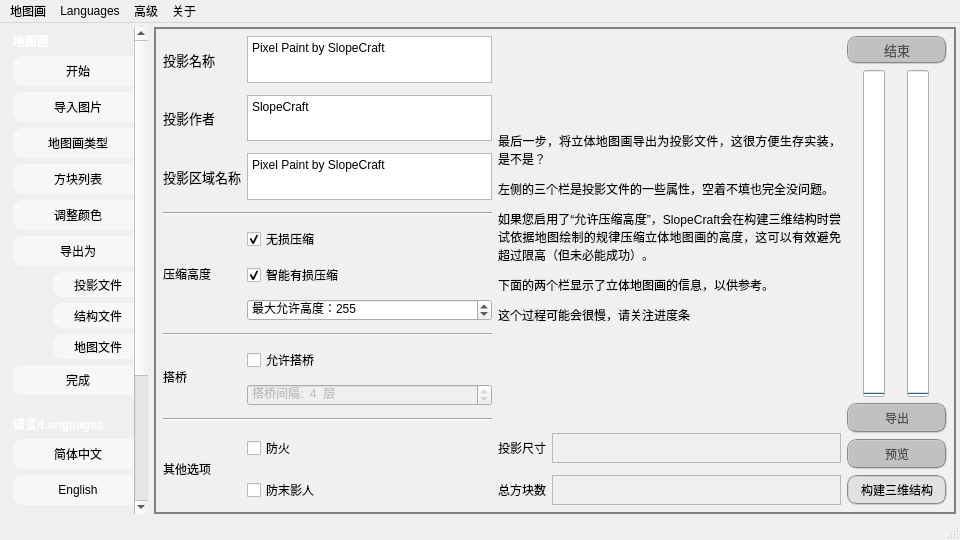
This is SlopeCraftMain/others/mainwindow.ui in SlopeCraft/SlopeCraft as Qt 5 draws it before an edit. The edited form follows.
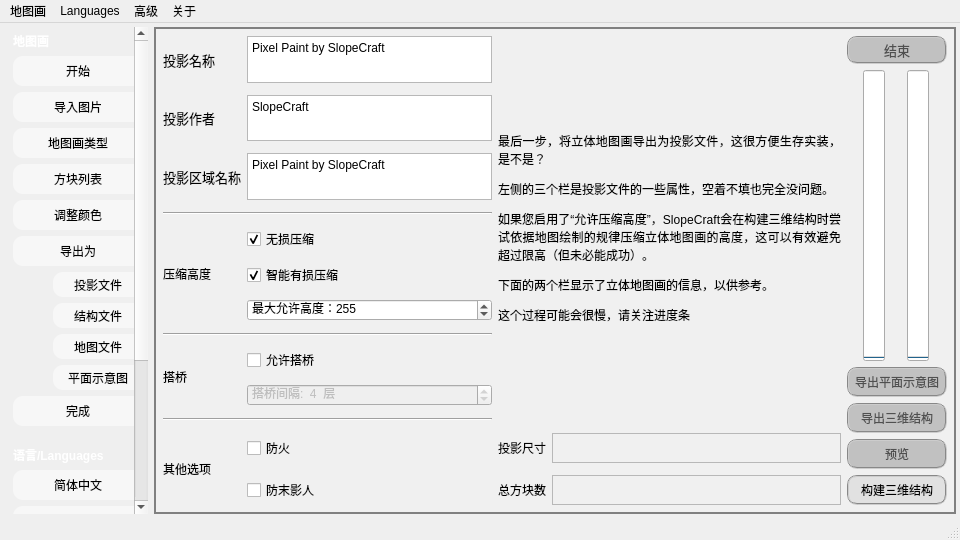
This is the edited form. The open tabs and pages were chosen to show the change. Icons and pictures are not drawn.

What changed in the file:
```diff
--- a/SlopeCraftMain/others/mainwindow.ui
+++ b/SlopeCraftMain/others/mainwindow.ui
@@ -160,7 +160,7 @@
          <x>0</x>
          <y>0</y>
          <width>152</width>
-         <height>675</height>
+         <height>706</height>
         </rect>
        </property>
        <property name="sizePolicy">
@@ -324,6 +324,19 @@
           <property name="topMargin">
            <number>0</number>
           </property>
+          <item row="1" column="1">
+           <widget class="QPushButton" name="progressExStructure">
+            <property name="minimumSize">
+             <size>
+              <width>90</width>
+              <height>25</height>
+             </size>
+            </property>
+            <property name="text">
+             <string>结构文件</string>
+            </property>
+           </widget>
+          </item>
           <item row="0" column="1">
            <widget class="QPushButton" name="progressExLite">
             <property name="sizePolicy">
@@ -375,8 +388,14 @@
             </property>
            </spacer>
           </item>
-          <item row="1" column="1">
-           <widget class="QPushButton" name="progressExStructure">
+          <item row="3" column="1">
+           <widget class="QPushButton" name="progressExFlatDiagram">
+            <property name="sizePolicy">
+             <sizepolicy hsizetype="Expanding" vsizetype="Preferred">
+              <horstretch>0</horstretch>
+              <verstretch>0</verstretch>
+             </sizepolicy>
+            </property>
             <property name="minimumSize">
              <size>
               <width>90</width>
@@ -384,7 +403,7 @@
              </size>
             </property>
             <property name="text">
-             <string>结构文件</string>
+             <string>平面示意图</string>
             </property>
            </widget>
           </item>
@@ -603,7 +622,7 @@
        <enum>QFrame::Plain</enum>
       </property>
       <property name="currentIndex">
-       <number>8</number>
+       <number>5</number>
       </property>
       <widget class="QWidget" name="PageStart">
        <property name="styleSheet">
@@ -1728,8 +1747,8 @@
               <rect>
                <x>0</x>
                <y>0</y>
-               <width>551</width>
-               <height>378</height>
+               <width>75</width>
+               <height>22</height>
               </rect>
              </property>
              <property name="sizePolicy">
@@ -1894,6 +1913,12 @@
               <property name="enabled">
                <bool>false</bool>
               </property>
+              <property name="sizePolicy">
+               <sizepolicy hsizetype="Preferred" vsizetype="Preferred">
+                <horstretch>0</horstretch>
+                <verstretch>0</verstretch>
+               </sizepolicy>
+              </property>
               <property name="minimumSize">
                <size>
                 <width>0</width>
@@ -2741,6 +2766,28 @@
             </item>
            </layout>
           </item>
+          <item>
+           <widget class="QPushButton" name="ExportFlatDiagram">
+            <property name="enabled">
+             <bool>false</bool>
+            </property>
+            <property name="sizePolicy">
+             <sizepolicy hsizetype="Preferred" vsizetype="Preferred">
+              <horstretch>0</horstretch>
+              <verstretch>0</verstretch>
+             </sizepolicy>
+            </property>
+            <property name="minimumSize">
+             <size>
+              <width>100</width>
+              <height>30</height>
+             </size>
+            </property>
+            <property name="text">
+             <string>导出平面示意图</string>
+            </property>
+           </widget>
+          </item>
           <item>
            <widget class="QPushButton" name="ExportLite">
             <property name="enabled">
@@ -2756,7 +2803,7 @@
              <font/>
             </property>
             <property name="text">
-             <string>导出</string>
+             <string>导出三维结构</string>
             </property>
            </widget>
           </item>
```
